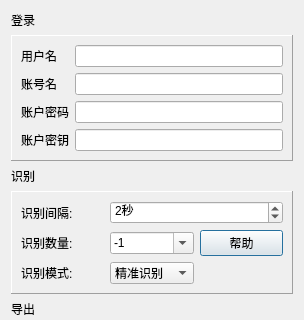
First picture: the form in ui/advanced.ui, repository fffoobibi/pyqt_ocr, before the edit; both pictures show x 0 to 304 and y 0 to 320 of the 304 by 666 pixel window.
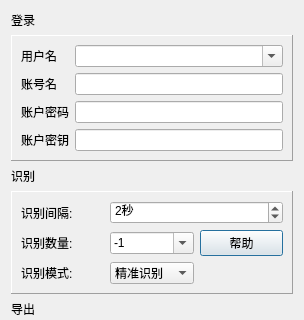
Second picture: the form after the edit.

What changed in the file:
```diff
--- a/ui/advanced.ui
+++ b/ui/advanced.ui
@@ -13,7 +13,7 @@
     <x>0</x>
     <y>0</y>
     <width>304</width>
-    <height>623</height>
+    <height>650</height>
    </rect>
   </property>
   <property name="windowTitle">
@@ -84,7 +84,11 @@
        </widget>
       </item>
       <item row="0" column="1">
-       <widget class="QLineEdit" name="lineEdit"/>
+       <widget class="QComboBox" name="comboBox_2">
+        <property name="editable">
+         <bool>true</bool>
+        </property>
+       </widget>
       </item>
      </layout>
     </widget>
```
